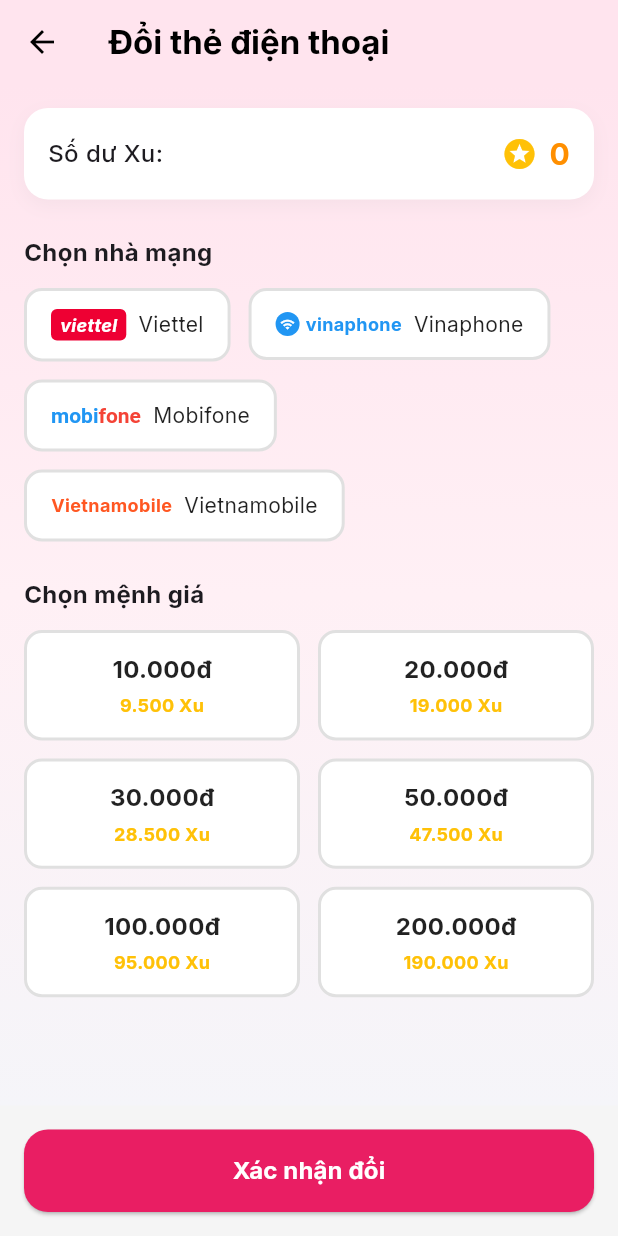
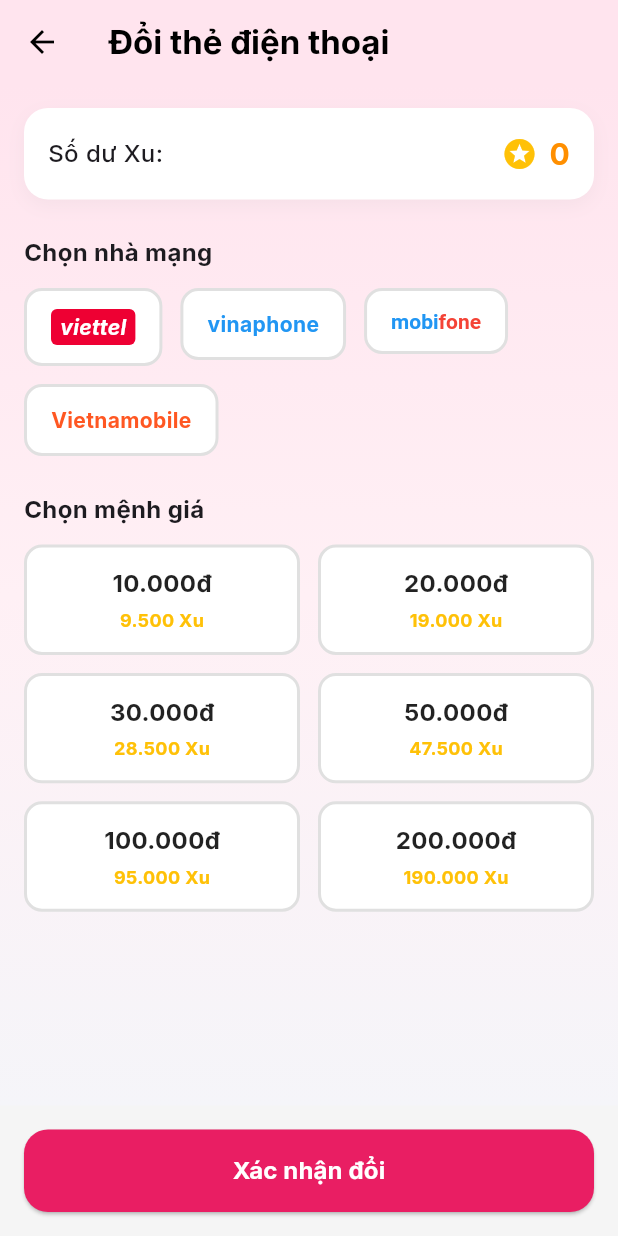
Before and after one commit to DoCaoNguyen/DATN-CDCNTT-2026-Final, a Flutter app: the RedeemScratchCardScreen screen opened directly with empty values, on a phone screen of 412 x 824 dp. Run offline on Flutter 3.47's test engine with Material 3 defaults, Android fonts, the phone set to English and light mode, and no system bars; our stand-ins replace camera, connectivity_plus, dio, firebase_core, firebase_messaging, flutter_contacts and 9 more; missing offline and left inert: dmrtd, flutter_nfc_kit, google_mlkit_face_detection, google_mlkit_text_recognition, local_auth_android, mobile_scanner and 1 more; accounts and stored records are empty.

Commit message:
style: Clean up provider logos sizing and labels

```diff
--- a/wallet_app/lib/features/offers/screens/redeem_scratch_card_screen.dart
+++ b/wallet_app/lib/features/offers/screens/redeem_scratch_card_screen.dart
@@ -37,25 +37,13 @@
           ),
           child: const Text(
             'viettel',
-            style: TextStyle(color: Colors.white, fontWeight: FontWeight.bold, fontSize: 12, fontStyle: FontStyle.italic),
+            style: TextStyle(color: Colors.white, fontWeight: FontWeight.bold, fontSize: 14, fontStyle: FontStyle.italic),
           ),
         );
       case 'Vinaphone':
-        return Row(
-          mainAxisSize: MainAxisSize.min,
-          children: [
-            Container(
-              width: 16,
-              height: 16,
-              decoration: const BoxDecoration(color: Colors.blue, shape: BoxShape.circle),
-              child: const Icon(Icons.wifi, color: Colors.white, size: 10),
-            ),
-            const SizedBox(width: 4),
-            const Text(
-              'vinaphone',
-              style: TextStyle(color: Colors.blue, fontWeight: FontWeight.bold, fontSize: 12),
-            ),
-          ],
+        return const Text(
+          'vinaphone',
+          style: TextStyle(color: Colors.blue, fontWeight: FontWeight.bold, fontSize: 14),
         );
       case 'Mobifone':
         return RichText(
@@ -70,7 +58,7 @@
       case 'Vietnamobile':
         return const Text(
           'Vietnamobile',
-          style: TextStyle(color: Colors.deepOrange, fontWeight: FontWeight.bold, fontSize: 12),
+          style: TextStyle(color: Colors.deepOrange, fontWeight: FontWeight.bold, fontSize: 14),
         );
       default:
         return const Icon(Icons.sim_card, size: 20, color: Colors.grey);
@@ -160,20 +148,7 @@
                   ),
                   borderRadius: BorderRadius.circular(12),
                 ),
-                child: Row(
-                  mainAxisSize: MainAxisSize.min,
-                  children: [
-                    _buildProviderLogo(provider),
-                    const SizedBox(width: 8),
-                    Text(
-                      provider,
-                      style: TextStyle(
-                        color: isSelected ? Colors.blue : Colors.black87,
-                        fontWeight: isSelected ? FontWeight.bold : FontWeight.normal,
-                      ),
-                    ),
-                  ],
-                ),
+                child: _buildProviderLogo(provider),
               ),
             );
           }).toList(),
```
